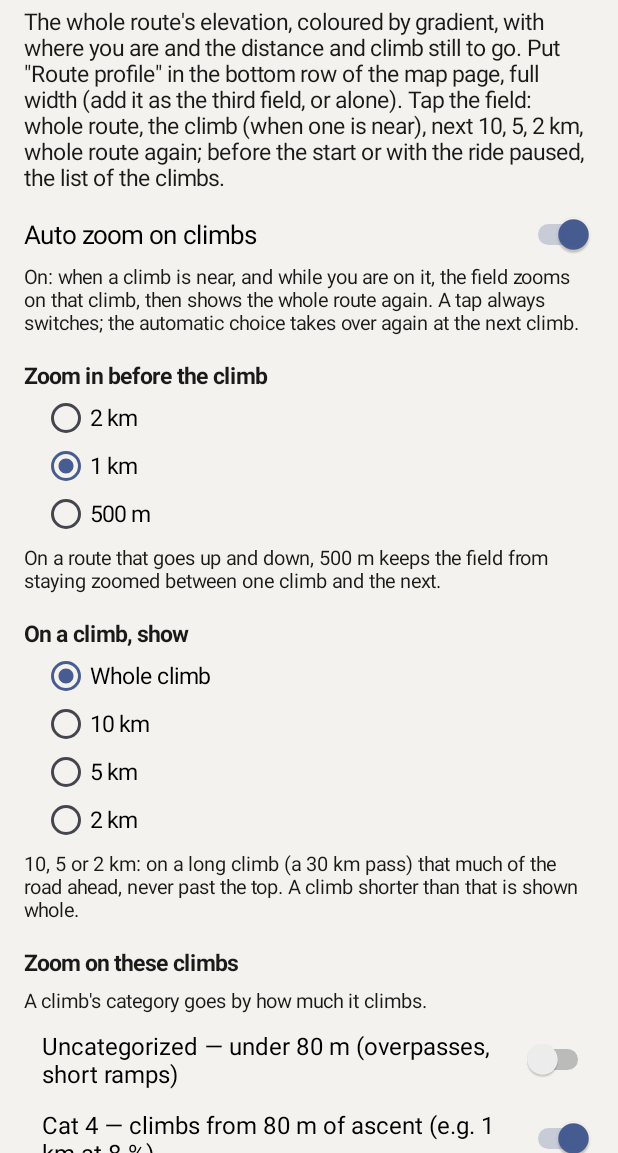
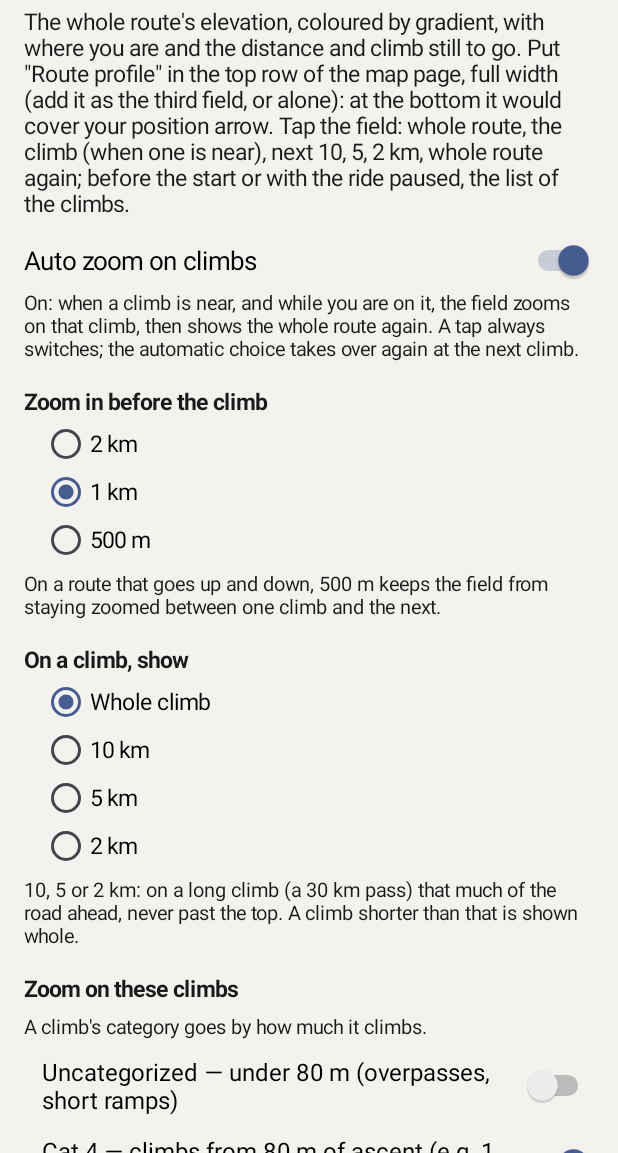
Before and after one commit to anpaiss/RouteProfile, an Android app: the screen it shows after launch (MainActivity), on a phone screen of 412 x 824 dp, the part 83-1236 px from its top. Run offline under Robolectric (Android 15) with nearby library versions, the phone set to English and light mode, and no system bars.

Commit message:
RouteProfile 1.0.1: the app and the field description say the top row of the map page, not the bottom; README shows the big grade on a half page
Co-Authored-By: Claude Opus 5.5 <noreply@anthropic.com>

```diff
--- a/app/src/main/kotlin/com/anpaiss/routeprofile/MainActivity.kt
+++ b/app/src/main/kotlin/com/anpaiss/routeprofile/MainActivity.kt
@@ -14,7 +14,7 @@ import android.widget.TextView
 
 /**
  * The app page: what the field does, the auto-zoom switch and the FIELD PREVIEW drawn by the
- * real renderer at the Karoo 3 cell sizes (full-width bottom row of the map page, a taller
+ * real renderer at the Karoo 3 cell sizes (full-width top row of the map page, a taller
  * cell, and a half cell).
  */
 class MainActivity : Activity() {
@@ -31,7 +31,7 @@ class MainActivity : Activity() {
         }
         col.addView(text("RouteProfile", 26f, bold = true))
         col.addView(text("The whole route's elevation, coloured by gradient, with where you are and the distance and climb still to go. " +
-            "Put \"Route profile\" in the bottom row of the map page, full width (add it as the third field, or alone). " +
+            "Put \"Route profile\" in the top row of the map page, full width (add it as the third field, or alone): at the bottom it would cover your position arrow. " +
             "Tap the field: whole route, the climb (when one is near), next 10, 5, 2 km, whole route again; before the start or with the ride paused, the list of the climbs.", 15f))
 
         val sw = Switch(this).apply {
@@ -141,7 +141,7 @@ class MainActivity : Activity() {
                 scaleType = ImageView.ScaleType.FIT_XY
             }, LinearLayout.LayoutParams(shownW, shownW * h / w).apply { bottomMargin = dp(8) })
         }
-        preview("Map page, bottom row (478×126): whole route", ProfileState.sample(Zoom.WHOLE), 478, 126)
+        preview("Map page, top row (478×126): whole route", ProfileState.sample(Zoom.WHOLE), 478, 126)
         preview("Auto zoom, approaching a climb: the whole climb fitted to the cell", ProfileState.sample(Zoom.CLIMB), 478, 126)
         preview("On the climb: what is left to the top", ProfileState.sample(Zoom.CLIMB, atM = 17_000.0), 478, 126)
         preview("On the long climb, auto zoom set to 2 km", ProfileState.sample(Zoom.CLIMB, atM = 5_000.0).let { it.copy(climb = it.climbs[0], climbSpanM = 2_000.0) }, 478, 126)
--- a/app/src/main/kotlin/com/anpaiss/routeprofile/ProfileRenderer.kt
+++ b/app/src/main/kotlin/com/anpaiss/routeprofile/ProfileRenderer.kt
@@ -142,7 +142,7 @@ object ProfileRenderer {
         val lineH = (bmp.height * 0.24f).coerceIn(14 * px, 24 * px)
         val pad = 4 * px
         val climb = state.climb
-        // A low cell (the map page's bottom row) has no room for the big grade over the profile:
+        // A low cell (the map page's top row) has no room for the big grade over the profile:
         // there the instant grade sits in a coloured box at the left of the top line, instead of the
         // view label and of the pill by the dot (Andrea 15/11, option B of the preview)
         val small = !state.graphOnly && bmp.height - 2 * pad - lineH - 3 * px < 60 * px
--- a/app/src/main/res/values/strings.xml
+++ b/app/src/main/res/values/strings.xml
@@ -1,7 +1,7 @@
 <resources>
     <string name="app_name">RouteProfile</string>
     <string name="field_name">Route profile</string>
-    <string name="field_desc">The whole route\'s elevation, coloured by gradient, with where you are and what is left. Tap: whole route / next 10 km. Made for the bottom row of the map page.</string>
+    <string name="field_desc">The whole route\'s elevation, coloured by gradient, with where you are and what is left. Tap: whole route / next 10 km. Made for the top row of the map page.</string>
     <string name="f_to_climb_name">To climb</string>
     <string name="f_to_climb_desc">Distance to the start of the next climb</string>
     <string name="f_to_top_name">To top</string>
```
Also changed, not shown: 2 other files.
